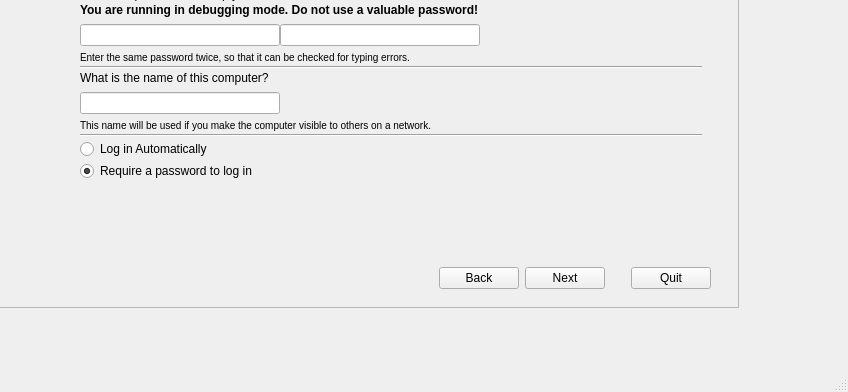
Qt form gui/qt/app.ui (2bdkid/ubiquity) before a commit; both pictures show x 120 to 968 and y 305 to 697 of the 968 by 697 pixel window.
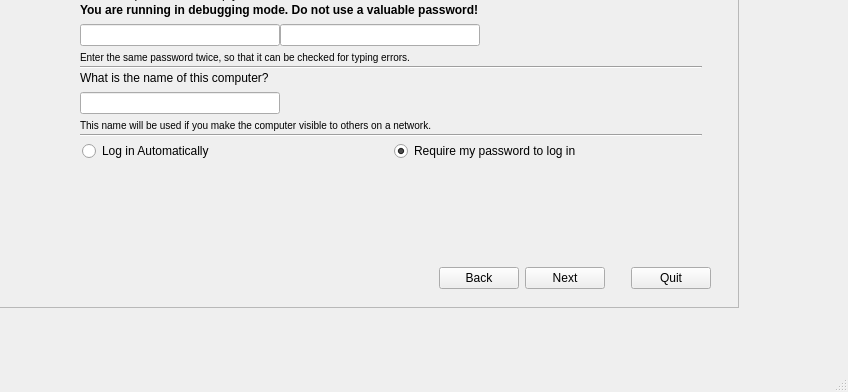
The same form after that commit. The open tabs and pages were chosen to show the change. Icons and pictures are not drawn.

```diff
--- a/gui/qt/app.ui
+++ b/gui/qt/app.ui
@@ -1344,27 +1344,7 @@
                       </property>
                      </widget>
                     </item>
-                    <item row="13" column="0">
-                     <widget class="QRadioButton" name="login_auto">
-                      <property name="text">
-                       <string>Log in Automatically</string>
-                      </property>
-                      <property name="checked">
-                       <bool>false</bool>
-                      </property>
-                     </widget>
-                    </item>
                     <item row="14" column="0">
-                     <widget class="QRadioButton" name="login_pass">
-                      <property name="text">
-                       <string>Require a password to log in</string>
-                      </property>
-                      <property name="checked">
-                       <bool>true</bool>
-                      </property>
-                     </widget>
-                    </item>
-                    <item row="15" column="0">
                      <spacer name="verticalSpacer_8">
                       <property name="orientation">
                        <enum>Qt::Vertical</enum>
@@ -1377,6 +1357,35 @@
                       </property>
                      </spacer>
                     </item>
+                    <item row="13" column="0">
+                     <widget class="QWidget" name="widget_6" native="true">
+                      <layout class="QHBoxLayout" name="horizontalLayout">
+                       <property name="margin">
+                        <number>2</number>
+                       </property>
+                       <item>
+                        <widget class="QRadioButton" name="login_auto">
+                         <property name="text">
+                          <string>Log in Automatically</string>
+                         </property>
+                         <property name="checked">
+                          <bool>false</bool>
+                         </property>
+                        </widget>
+                       </item>
+                       <item>
+                        <widget class="QRadioButton" name="login_pass">
+                         <property name="text">
+                          <string>Require my password to log in</string>
+                         </property>
+                         <property name="checked">
+                          <bool>true</bool>
+                         </property>
+                        </widget>
+                       </item>
+                      </layout>
+                     </widget>
+                    </item>
                    </layout>
                   </widget>
                  </item>
```
Left out of the diff: 39 changed lines with no effect on the pictures.
